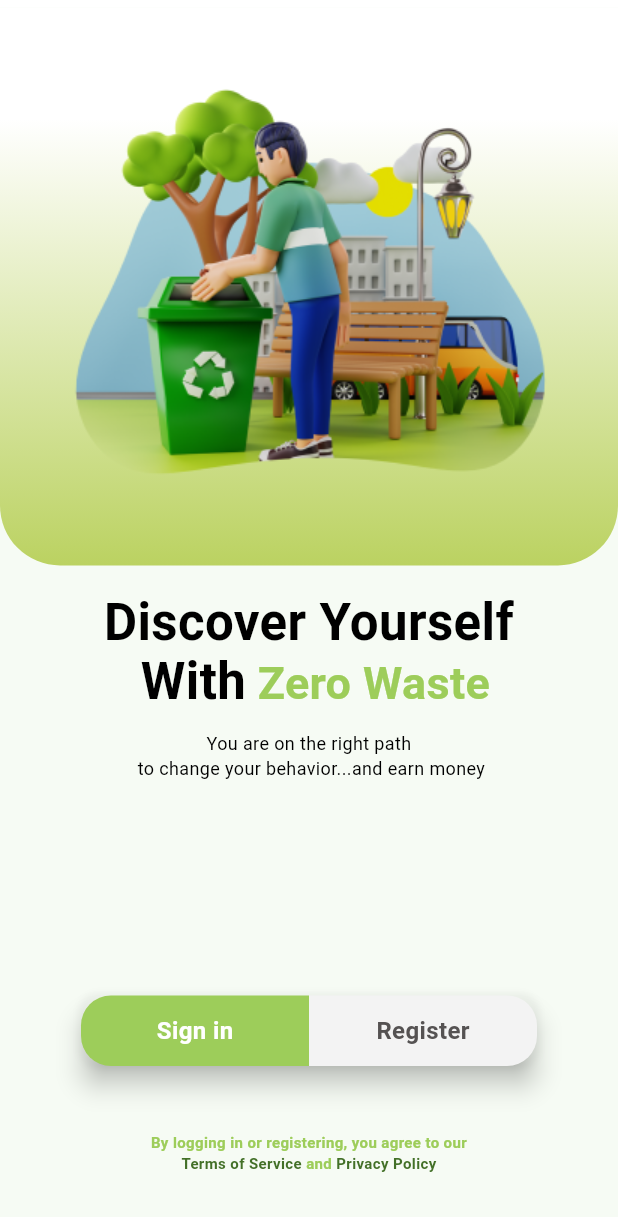
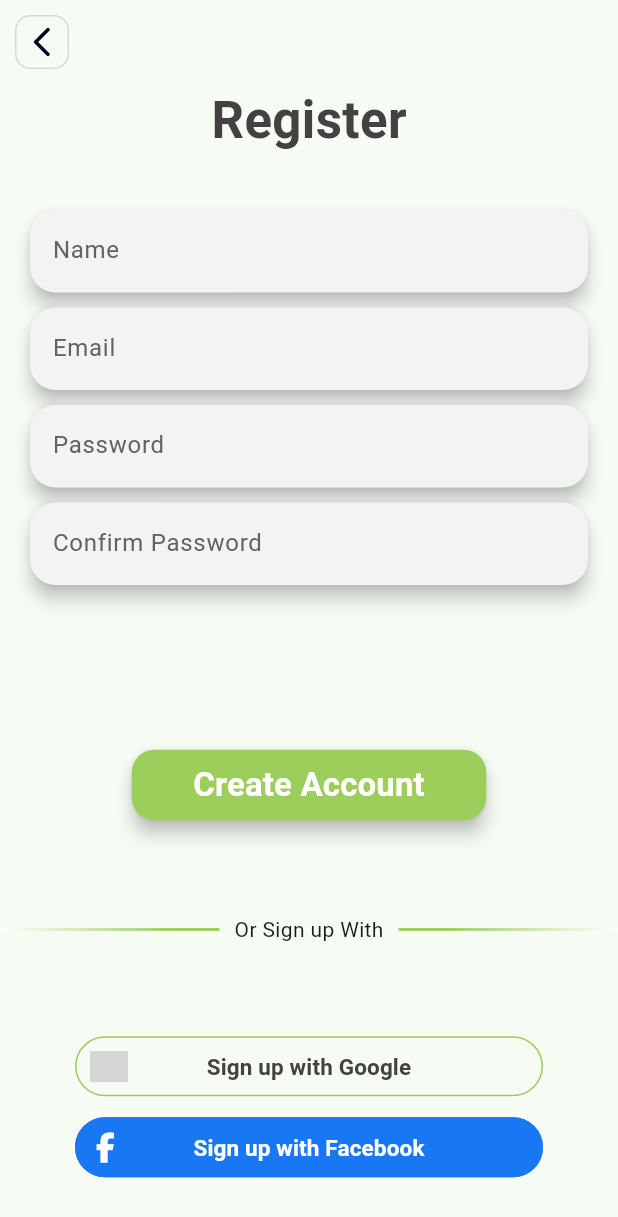
Before and after one commit to Marawanemad/Zero-Waste-App, a Flutter app: the AuthScreen screen opened directly, after a tap on "Register", on a phone screen of 412 x 824 dp. Shown: the top 1217 px of the screen. Run offline on Flutter 3.47's test engine with Material 3 defaults, Android fonts, the phone set to English and light mode, and no system bars; our stand-ins replace dio, flutter_bloc, flutter_svg, icons_plus, shared_preferences, smooth_page_indicator; accounts and stored records are empty; Roboto replaces fonts that are missing (Outfit); grey boxes are pictures that could not be loaded.

Commit message:
register screen

```diff
--- a/lib/main.dart
+++ b/lib/main.dart
@@ -1,7 +1,6 @@
 import 'package:flutter/material.dart';
 import 'package:flutter_bloc/flutter_bloc.dart';
-import 'package:zero_waste_app/modules/authentication/login/login_screen.dart';
-// import 'package:zero_waste_app/modules/onboarding/on_boarding_screen.dart';
+import 'package:zero_waste_app/modules/authentication/auth_screen.dart';
 import 'package:zero_waste_app/bloc_observer.dart';
 import 'package:zero_waste_app/shared/data/local/cache_helper.dart';
 import 'package:zero_waste_app/shared/data/online/dio_helper.dart';
@@ -27,7 +26,7 @@ class MyApp extends StatelessWidget {
         colorScheme: ColorScheme.fromSeed(seedColor: Colors.greenAccent),
         useMaterial3: true,
       ),
-      home: const LoginScreen(),
+      home: const AuthScreen(),
     );
   }
 }
--- a/lib/modules/authentication/auth_screen.dart
+++ b/lib/modules/authentication/auth_screen.dart
@@ -1,7 +1,10 @@
 import 'package:flutter/material.dart';
+import 'package:zero_waste_app/modules/authentication/login/login_screen.dart';
+import 'package:zero_waste_app/modules/authentication/register/register_screen.dart';
 import 'package:zero_waste_app/shared/assets.dart';
 import 'package:zero_waste_app/shared/themes/colors.dart';
 import 'package:zero_waste_app/shared/themes/font_styles.dart';
+import 'package:zero_waste_app/shared/widgets/navigator.dart';
 
 class AuthScreen extends StatefulWidget {
   const AuthScreen({super.key});
@@ -21,7 +24,7 @@ class _AuthScreenState extends State<AuthScreen> {
 
   // to change the opacity when the screen start
   void _fadeInWidgets() {
-    Future.delayed(const Duration(milliseconds: 800), () {
+    Future.delayed(const Duration(seconds: 1), () {
       setState(() {
         _imageOpacity = 1.0;
       });
@@ -36,10 +39,7 @@ class _AuthScreenState extends State<AuthScreen> {
         toolbarHeight: 5,
       ),
       // make animation in the page
-      body: AnimatedOpacity(
-        opacity: _imageOpacity,
-        duration: const Duration(seconds: 1),
-        child: Column(
+      body: Column(
         children: [
           // Animated opacity for the image
           Container(
@@ -100,10 +100,14 @@ class _AuthScreenState extends State<AuthScreen> {
                     button_color: CustomColors.vividGreen5A,
                     button_text: Text(
                       "Sign in",
-                        style: CustomTextStyle.bold16
-                            .copyWith(color: Colors.white),
+                      style:
+                          CustomTextStyle.bold16.copyWith(color: Colors.white),
                     ),
                     lift_radius: true,
+                    ontaping: () {
+                      navigate(
+                          context: context, pageScreen: const LoginScreen());
+                    },
                   ),
                   authButton(
                     button_color: CustomColors.greyF3,
@@ -113,6 +117,10 @@ class _AuthScreenState extends State<AuthScreen> {
                           .copyWith(color: CustomColors.darkGrey52),
                     ),
                     lift_radius: false,
+                    ontaping: () {
+                      navigate(
+                          context: context, pageScreen: const RegisterScreen());
+                    },
                   ),
                 ],
               ),
@@ -132,8 +140,7 @@ class _AuthScreenState extends State<AuthScreen> {
                         .copyWith(color: CustomColors.vividGreen5A),
                   ),
                   const TextSpan(
-                        text: "Terms of Service",
-                        style: CustomTextStyle.bold10),
+                      text: "Terms of Service", style: CustomTextStyle.bold10),
                   TextSpan(
                     text: " and ",
                     style: CustomTextStyle.bold10
@@ -147,7 +154,6 @@ class _AuthScreenState extends State<AuthScreen> {
           ),
         ],
       ),
-      ),
     );
   }
 }
@@ -156,13 +162,14 @@ Widget authButton({
   required button_text,
   required button_color,
   required lift_radius,
+  required ontaping,
 }) {
   return Expanded(
     child: InkWell(
       borderRadius: BorderRadius.horizontal(
           left: lift_radius ? const Radius.circular(20) : Radius.zero,
           right: lift_radius ? Radius.zero : const Radius.circular(20)),
-      onTap: () {},
+      onTap: ontaping,
       child: Container(
         height: 47.0,
         decoration: BoxDecoration(
--- /dev/null
+++ b/lib/modules/authentication/auth_widgets.dart
@@ -0,0 +1,119 @@
+import 'package:flutter/material.dart';
+import 'package:zero_waste_app/shared/themes/colors.dart';
+import 'package:zero_waste_app/shared/themes/font_styles.dart';
+import 'package:zero_waste_app/shared/widgets/text_form_field.dart';
+
+Widget AuthGreenButton({required onPressed, required text}) {
+  return Padding(
+    padding: const EdgeInsets.all(8.0),
+    child: MaterialButton(
+      onPressed: onPressed,
+      color: CustomColors.vividGreen5A,
+      elevation: 5,
+      shape: RoundedRectangleBorder(
+        borderRadius: BorderRadius.circular(15),
+      ),
+      child: Padding(
+        padding: const EdgeInsets.symmetric(vertical: 8, horizontal: 25.0),
+        child: Text(
+          text,
+          style: CustomTextStyle.bold20
+              .copyWith(fontSize: 22, color: Colors.white),
+        ),
+      ),
+    ),
+  );
+}
+
+Widget Authdivider({required text}) {
+  return Expanded(
+    flex: 4,
+    child: Row(
+      children: [
+        Expanded(
+          child: Container(
+            height: 2,
+            decoration: const BoxDecoration(
+                gradient: LinearGradient(
+                    begin: Alignment.topRight,
+                    end: Alignment.topLeft,
+                    stops: [0.2, 1],
+                    colors: [CustomColors.vividGreen5A, Colors.white])),
+          ),
+        ),
+        Padding(
+          padding: const EdgeInsets.symmetric(horizontal: 10.0),
+          child: Text(text),
+        ),
+        Expanded(
+          child: Container(
+            height: 2,
+            decoration: const BoxDecoration(
+                gradient: LinearGradient(
+                    begin: Alignment.topLeft,
+                    end: Alignment.topRight,
+                    stops: [0.2, 1],
+                    colors: [CustomColors.vividGreen5A, Colors.white])),
+          ),
+        )
+      ],
+    ),
+  );
+}
+
+Widget SocialLoginButton({Color? color, required icon, required Widget text}) {
+  return Padding(
+    padding: const EdgeInsets.symmetric(vertical: 3, horizontal: 50.0),
+    child: OutlinedButton(
+      onPressed: () {},
+      style: OutlinedButton.styleFrom(
+        padding: EdgeInsets.zero,
+        side: BorderSide(color: color ?? CustomColors.vividGreen5A),
+        backgroundColor: color,
+        shape: RoundedRectangleBorder(borderRadius: BorderRadius.circular(20)),
+      ),
+      child: Stack(
+        alignment: Alignment.center,
+        children: [
+          Positioned(
+              // Adjust this value to position the icon as desired
+              left: 10,
+              child: icon),
+          Center(
+            child: text,
+          ),
+        ],
+      ),
+    ),
+  );
+}
+
+Widget AuthFormField({
+  required hintText,
+  bool? obscureText,
+  required keyboardtype,
+  required text_input_action,
+  required controller,
+  required validiationMesseage,
+}) {
+  return Card(
+    margin: const EdgeInsets.symmetric(vertical: 5, horizontal: 20),
+    color: CustomColors.greyF3,
+    elevation: 5,
+    shape: RoundedRectangleBorder(borderRadius: BorderRadius.circular(17)),
+    child: Padding(
+      padding: const EdgeInsets.only(left: 5),
+      child: formField(
+          controller: controller,
+          keyboardtype: keyboardtype,
+          text_input_action: text_input_action,
+          obscureText: obscureText,
+          FormBorderShape: InputBorder.none,
+          FoucsBorderShape: InputBorder.none,
+          hintText: hintText,
+          hintStyle: CustomTextStyle.regular12
+              .copyWith(color: CustomColors.grey61, fontSize: 16),
+          validiationMesseage: validiationMesseage),
+    ),
+  );
+}
--- a/lib/modules/authentication/register/register_screen.dart
+++ b/lib/modules/authentication/register/register_screen.dart
@@ -0,0 +1,119 @@
+import 'package:flutter/material.dart';
+import 'package:icons_plus/icons_plus.dart';
+import 'package:zero_waste_app/modules/authentication/auth_widgets.dart';
+import 'package:zero_waste_app/shared/themes/colors.dart';
+import 'package:zero_waste_app/shared/themes/font_styles.dart';
+import 'package:zero_waste_app/shared/widgets/default_app_bar.dart';
+
+class RegisterScreen extends StatefulWidget {
+  const RegisterScreen({super.key});
+
+  @override
+  State<RegisterScreen> createState() => _RegisterScreenState();
+}
+
+class _RegisterScreenState extends State<RegisterScreen> {
+  var formKey = GlobalKey<FormState>();
+
+  var nameControler = TextEditingController();
+
+  var emailControler = TextEditingController();
+
+  var passwordControler = TextEditingController();
+
+  var confirmPasswordControler = TextEditingController();
+
+  @override
+  Widget build(BuildContext context) {
+    return Scaffold(
+      appBar: defaultAppBar(context: context),
+      // use to make expanded with fixed height not infinity
+      body: LayoutBuilder(
+        builder: (BuildContext context, BoxConstraints constraints) =>
+            SingleChildScrollView(
+          physics: const BouncingScrollPhysics(),
+          child: ConstrainedBox(
+            constraints: BoxConstraints(minHeight: constraints.maxHeight),
+            child: IntrinsicHeight(
+              child: Column(
+                children: [
+                  Text("Register",
+                      style: CustomTextStyle.bold34
+                          .copyWith(color: CustomColors.darkGrey73)),
+                  const SizedBox(height: 30),
+                  Form(
+                    key: formKey,
+                    child: Column(
+                      children: [
+                        AuthFormField(
+                            controller: emailControler,
+                            keyboardtype: TextInputType.name,
+                            text_input_action: TextInputAction.next,
+                            hintText: "Name",
+                            validiationMesseage: "Name must not be empty"),
+                        AuthFormField(
+                            controller: emailControler,
+                            keyboardtype: TextInputType.emailAddress,
+                            text_input_action: TextInputAction.next,
+                            hintText: "Email",
+                            validiationMesseage: "Email must not be empty"),
+                        AuthFormField(
+                            controller: passwordControler,
+                            obscureText: true,
+                            keyboardtype: TextInputType.visiblePassword,
+                            text_input_action: TextInputAction.next,
+                            hintText: "Password",
+                            validiationMesseage: "Please enter your password"),
+                        AuthFormField(
+                            controller: passwordControler,
+                            obscureText: true,
+                            keyboardtype: TextInputType.visiblePassword,
+                            text_input_action: TextInputAction.done,
+                            hintText: "Confirm Password",
+                            validiationMesseage:
+                                "Please confirm your password"),
+                      ],
+                    ),
+                  ),
+                  const Spacer(flex: 3),
+                  AuthGreenButton(
+                      onPressed: () {
+                        if (formKey.currentState!.validate()) {}
+                      },
+                      text: "Create Account"),
+                  Authdivider(text: "Or Sign up With"),
+                  SocialLoginButton(
+                      // color: CustomColors.vividGreen5A,
+                      text: Text(
+                        textAlign: TextAlign.center,
+                        "Sign up with Google",
+                        style: CustomTextStyle.semiBold14.copyWith(
+                            color: CustomColors.darkGrey73, fontSize: 15),
+                      ),
+                      icon: Brand(
+                        Brands.google,
+                        size: 25,
+                      )),
+                  SocialLoginButton(
+                      color: const Color(0xFF1877F2),
+                      text: Text(
+                        textAlign: TextAlign.center,
+                        "Sign up with Facebook",
+                        style: CustomTextStyle.semiBold14
+                            .copyWith(color: Colors.white, fontSize: 15),
+                      ),
+                      icon: const Icon(
+                        FontAwesome.facebook_f_brand,
+                        size: 20,
+                        color: Colors.white,
+                      )),
+                  const Spacer()
+                ],
+              ),
+            ),
+          ),
+        ),
+      ),
+    );
+  }
+}
--- /dev/null
+++ b/lib/shared/widgets/default_app_bar.dart
@@ -0,0 +1,32 @@
+import 'package:flutter/material.dart';
+import 'package:zero_waste_app/shared/themes/colors.dart';
+import 'package:zero_waste_app/shared/widgets/navigator.dart';
+
+PreferredSizeWidget defaultAppBar(
+    {required context,
+    Widget? leading,
+    Widget? title,
+    List<Widget>? actionWidgetsList}) {
+  return AppBar(
+    elevation: 0,
+    leading: leading ??
+        Padding(
+          padding: const EdgeInsets.all(10.0),
+          child: InkWell(
+            borderRadius: BorderRadius.circular(10),
+            onTap: () {
+              navigateBack(context: context);
+            },
+            child: Container(
+              decoration: BoxDecoration(
+                  border: Border.all(color: CustomColors.greyD8),
+                  borderRadius: BorderRadius.circular(10)),
+              child: const Icon(Icons.arrow_back_ios_new_rounded,
+                  color: CustomColors.black19),
+            ),
+          ),
+        ),
+    title: title,
+    actions: actionWidgetsList,
+  );
+}
```
Also changed, not shown: lib/modules/authentication/login/login_screen.dart (+22 -133 lines), lib/shared/widgets/navigator.dart (added, +20 -0 lines). Lines whose indentation alone changed are shown as unchanged.
